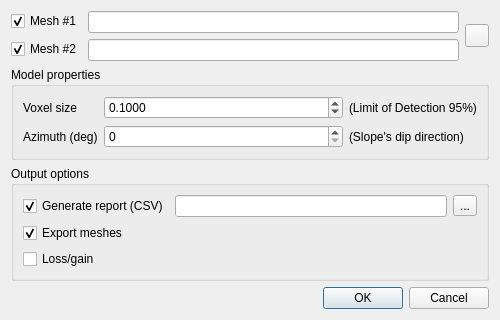
farmakis/qVoxFall, file ui/qVoxFallDialog.ui: the form before one commit.
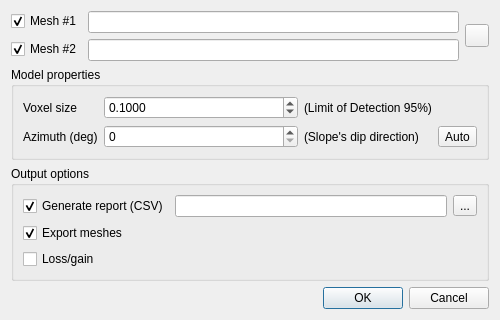
The form after the commit. Icons and pictures are not drawn.

Commit message: auto azimuth estimation

```diff
--- a/ui/qVoxFallDialog.ui
+++ b/ui/qVoxFallDialog.ui
@@ -152,6 +152,13 @@
 		  </property>
 		 </widget>
 		</item>
+		<item row="1" column="5">
+		 <widget class="QToolButton" name="autoAzimuthButton">
+		  <property name="text">
+		   <string notr="true">Auto</string>
+		  </property>
+		 </widget>
+		</item>
        </layout>
       </widget>
      </item>
```
Left out of the diff: 1 changed line with no effect on the pictures. The commit also changes 2 other files.
